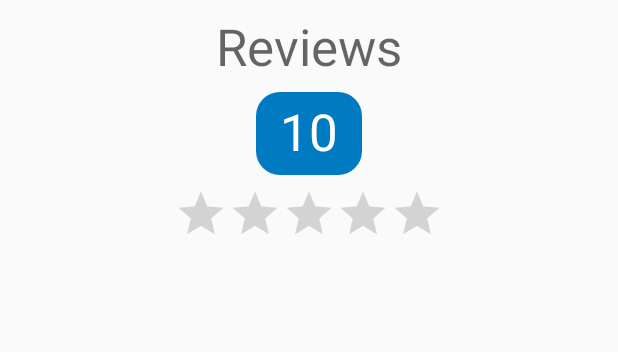
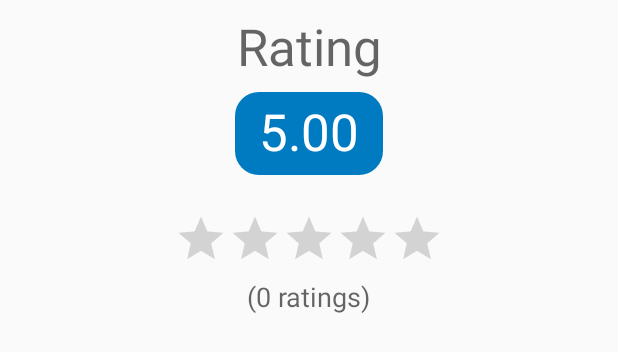
Before and after one commit to radusalagean/foodtruck-app-android, an Android app: the layout layout_foodtruck_rating_status.xml on its own in the app's theme, with its tools: preview values and no code run, on a phone screen of 412 x 824 dp. Shown: the top 352 px of the screen. Run offline under Robolectric (Android 15) with nearby library versions, the phone set to English and light mode, and no system bars; network calls fail.

Commit message:
Dashboard invalidation on data change Display average rating in food truck viewer

```diff
--- a/FoodtruckClient/app/src/main/java/com/example/foodtruckclient/generic/activity/ActivityContract.java
+++ b/FoodtruckClient/app/src/main/java/com/example/foodtruckclient/generic/activity/ActivityContract.java
@@ -31,4 +31,10 @@ public interface ActivityContract {
     void showSnackBar(String message);
 
     void popAllFragments();
+
+    void invalidateDashboard();
+
+    void validateDashboard();
+
+    boolean isDashboardInvalidated();
 }
--- a/FoodtruckClient/app/src/main/java/com/example/foodtruckclient/screens/dashboard/DashboardListViewHolder.java
+++ b/FoodtruckClient/app/src/main/java/com/example/foodtruckclient/screens/dashboard/DashboardListViewHolder.java
@@ -47,8 +47,8 @@ public class DashboardListViewHolder extends RecyclerView.ViewHolder {
         titleTextView.setText(foodtruck.getName());
         ratingBar.setRating(foodtruck.getAverageRating());
         final int ratingCountResId =
-                foodtruck.getRatingCount() == 1 ? R.string.dashboard_list_item_rating_count_singular :
-                        R.string.dashboard_list_item_rating_count;
+                foodtruck.getRatingCount() == 1 ? R.string.rating_count_singular :
+                        R.string.rating_count;
         ratingCountTextView.setText(ratingCountTextView.getResources()
                 .getString(ratingCountResId, foodtruck.getRatingCount()));
         showOnMapButton.setOnClickListener((view) -> {
--- a/FoodtruckClient/app/src/main/java/com/example/foodtruckclient/screens/foodtruckviewer/FoodtruckViewerFragment.java
+++ b/FoodtruckClient/app/src/main/java/com/example/foodtruckclient/screens/foodtruckviewer/FoodtruckViewerFragment.java
@@ -225,15 +225,18 @@ public class FoodtruckViewerFragment extends BaseMapFragment
     @Override
     public void submitReview(String title, String content, float rating) {
         presenter.submitReview(foodtruckId, title, content, rating);
+        activityContract.invalidateDashboard();
     }
 
     @Override
     public void updateReview(String reviewId, String title, String content, float rating) {
         presenter.updateReview(reviewId, title, content, rating);
+        activityContract.invalidateDashboard();
     }
 
     @Override
     public void removeReview(String reviewId) {
         presenter.removeReview(reviewId);
+        activityContract.invalidateDashboard();
     }
 }
--- a/FoodtruckClient/app/src/main/java/com/example/foodtruckclient/screens/foodtruckviewer/FoodtruckViewerMyReviewViewHolder.java
+++ b/FoodtruckClient/app/src/main/java/com/example/foodtruckclient/screens/foodtruckviewer/FoodtruckViewerMyReviewViewHolder.java
@@ -99,7 +99,8 @@ public class FoodtruckViewerMyReviewViewHolder extends RecyclerView.ViewHolder {
     }
 
     public void bind(@Nullable Review myReview, Foodtruck foodtruck, FoodtruckViewerContract contract) {
-        if (currentState == FoodtruckViewerMyReviewState.UNKNOWN) {
+        if (currentState == FoodtruckViewerMyReviewState.UNKNOWN ||
+                currentState == FoodtruckViewerMyReviewState.HIDDEN) {
             initCurrentState(myReview, foodtruck, contract);
         }
         syncViews();
--- a/FoodtruckClient/app/src/main/java/com/example/foodtruckclient/screens/login/LoginFragment.java
+++ b/FoodtruckClient/app/src/main/java/com/example/foodtruckclient/screens/login/LoginFragment.java
@@ -111,6 +111,7 @@ public class LoginFragment extends BaseFragment implements LoginMVP.View {
 
     @Override
     protected void initViews() {
+        swipeRefreshLayout.setColorSchemeResources(R.color.colorAccent);
         toolbar.setTitle(getString(R.string.login));
         activityContract.setActionBar(toolbar);
     }
--- a/FoodtruckClient/app/src/main/java/com/example/foodtruckclient/util/NumberUtils.java
+++ b/FoodtruckClient/app/src/main/java/com/example/foodtruckclient/util/NumberUtils.java
@@ -3,6 +3,7 @@ package com.example.foodtruckclient.util;
 public class NumberUtils {
 
     private static final int DEFAULT_BINARY_LENGTH = 16;
+    public static final String AVERAGE_RATING_FORMAT = "%.02f";
 
     public static String convertIntToBinaryString(int number) {
         return convertIntToBinaryString(number, DEFAULT_BINARY_LENGTH);
--- a/FoodtruckClient/app/src/main/res/layout/layout_foodtruck_rating_status.xml
+++ b/FoodtruckClient/app/src/main/res/layout/layout_foodtruck_rating_status.xml
@@ -8,7 +8,7 @@
     android:orientation="vertical">
 
     <TextView
-        android:id="@+id/text_view_reviews_label"
+        android:id="@+id/text_view_rating_label"
         android:layout_width="wrap_content"
         android:layout_height="wrap_content"
         android:layout_marginStart="@dimen/general_layout_margin"
@@ -16,14 +16,14 @@
         android:layout_marginTop="@dimen/general_layout_margin"
         android:layout_marginEnd="@dimen/general_layout_margin"
         android:layout_marginRight="@dimen/general_layout_margin"
-        android:text="@string/foodtruck_reviews_label"
+        android:text="@string/foodtruck_rating_label"
         android:textAppearance="@style/TextAppearance.AppCompat.Display1"
         app:layout_constraintEnd_toEndOf="parent"
         app:layout_constraintStart_toStartOf="parent"
         app:layout_constraintTop_toTopOf="parent" />
 
     <TextView
-        android:id="@+id/text_view_rating_count"
+        android:id="@+id/text_view_rating_average"
         android:layout_width="wrap_content"
         android:layout_height="wrap_content"
         android:layout_marginStart="@dimen/general_layout_margin"
@@ -42,26 +42,41 @@
         android:textColor="@color/colorWhite"
         app:layout_constraintEnd_toEndOf="parent"
         app:layout_constraintStart_toStartOf="parent"
-        app:layout_constraintTop_toBottomOf="@+id/text_view_reviews_label"
-        tools:text="10"
+        app:layout_constraintTop_toBottomOf="@+id/text_view_rating_label"
+        tools:text="5.00"
         android:includeFontPadding="false"/>
 
     <RatingBar
-        android:id="@+id/average_rating_bar"
+        android:id="@+id/rating_bar_average"
         style="@style/Widget.AppCompat.RatingBar.Indicator"
         android:layout_width="wrap_content"
         android:layout_height="wrap_content"
+        android:layout_marginStart="@dimen/general_layout_margin"
+        android:layout_marginLeft="@dimen/general_layout_margin"
+        android:layout_marginEnd="@dimen/general_layout_margin"
+        android:layout_marginRight="@dimen/general_layout_margin"
+        android:layout_marginBottom="@dimen/general_layout_margin"
+        app:layout_constraintBottom_toBottomOf="parent"
+        app:layout_constraintEnd_toEndOf="parent"
+        app:layout_constraintStart_toStartOf="parent"
+        app:layout_constraintTop_toBottomOf="@id/text_view_rating_average"
+        android:isIndicator="true"
+        android:numStars="5"/>
+
+    <TextView
+        android:layout_width="wrap_content"
+        android:layout_height="wrap_content"
+        android:id="@+id/text_view_rating_count"
+        android:textAppearance="@style/TextAppearance.AppCompat.Medium"
+        tools:text="(0 ratings)"
         android:layout_marginStart="@dimen/general_layout_margin"
         android:layout_marginLeft="@dimen/general_layout_margin"
         android:layout_marginTop="@dimen/general_layout_margin"
         android:layout_marginEnd="@dimen/general_layout_margin"
         android:layout_marginRight="@dimen/general_layout_margin"
         android:layout_marginBottom="@dimen/general_layout_margin"
-        app:layout_constraintBottom_toBottomOf="parent"
-        app:layout_constraintEnd_toEndOf="parent"
+        app:layout_constraintTop_toBottomOf="@id/rating_bar_average"
         app:layout_constraintStart_toStartOf="parent"
-        app:layout_constraintTop_toBottomOf="@+id/text_view_rating_count"
-        android:isIndicator="true"
-        android:numStars="5"/>
+        app:layout_constraintEnd_toEndOf="parent"/>
 
 </androidx.constraintlayout.widget.ConstraintLayout>
--- a/FoodtruckClient/app/src/main/res/values/strings.xml
+++ b/FoodtruckClient/app/src/main/res/values/strings.xml
@@ -16,15 +16,16 @@
     <string name="dashboard_pager_map">Map</string>
     <string name="dashboard_pager_list">List</string>
 
-    <!--Dashboard List Item-->
-    <string name="dashboard_list_item_rating_count">(%d ratings)</string>
-    <string name="dashboard_list_item_rating_count_singular">(%d rating)</string>
+    <!--Rating count-->
+    <string name="rating_count">(%d ratings)</string>
+    <string name="rating_count_singular">(%d rating)</string>
 
     <!--Foodtruck viewer-->
     <string name="foodtruck_owner_label">Owner:</string>
     <string name="foodtruck_created_label">Created:</string>
     <string name="foodtruck_last_update_label">Last update:</string>
-    <string name="foodtruck_reviews_label">Reviews</string>
+    <string name="foodtruck_rating_label">Rating</string>
+    <string name="foodtruck_rating_not_available">N/A</string>
     <string name="foodtruck_my_review_login_hint">Please log in to post a review</string>
     <string name="foodtruck_my_review">My Review</string>
     <string name="foodtruck_my_review_title_hint">Review title</string>
```
Also changed, not shown: FoodtruckClient/app/src/main/java/com/example/foodtruckclient/activity/MainActivity.java (+27 -0 lines), FoodtruckClient/app/src/main/java/com/example/foodtruckclient/screens/dashboard/DashboardFragment.java (+9 -0 lines), FoodtruckClient/app/src/main/java/com/example/foodtruckclient/screens/foodtruckviewer/FoodtruckViewerHeaderViewHolder.java (+23 -5 lines).
